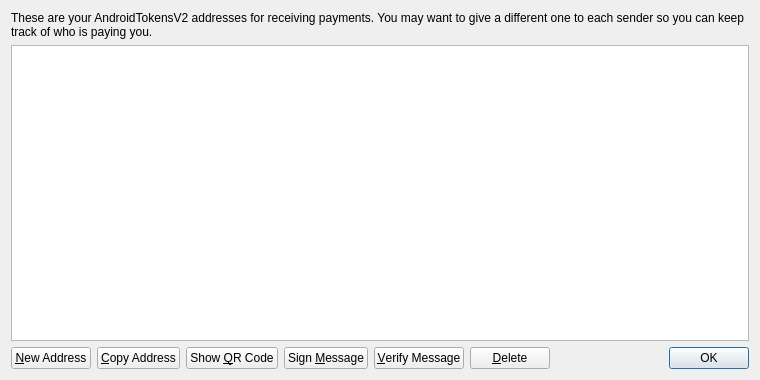
First picture: the form in src/qt/forms/addressbookpage.ui, repository CryptoRepairCrew/Android-Token-V2, before the edit.
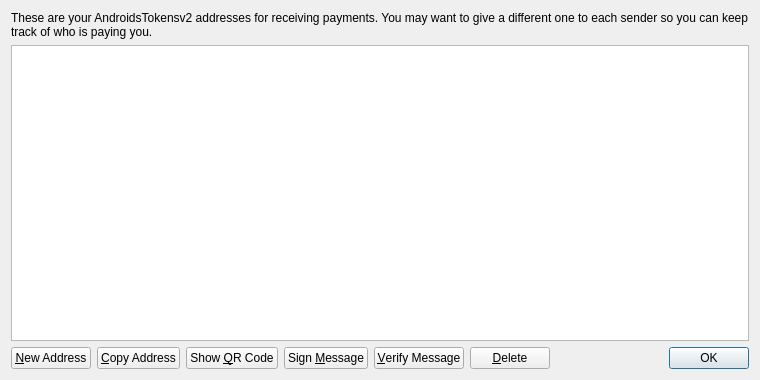
Second picture: the form after the edit. Icons and pictures are not drawn.

Commit message: AndroidTokensV2 -> AndroidsTokensV2

The edit to the form file:
```diff
--- a/src/qt/forms/addressbookpage.ui
+++ b/src/qt/forms/addressbookpage.ui
@@ -17,7 +17,7 @@
    <item>
     <widget class="QLabel" name="labelExplanation">
      <property name="text">
-      <string>These are your AndroidTokensV2 addresses for receiving payments. You may want to give a different one to each sender so you can keep track of who is paying you.</string>
+      <string>These are your AndroidsTokensv2 addresses for receiving payments. You may want to give a different one to each sender so you can keep track of who is paying you.</string>
      </property>
      <property name="textFormat">
       <enum>Qt::PlainText</enum>
```
Left out of the diff: 4 changed lines with no effect on the pictures. The commit also changes 49 other files.
